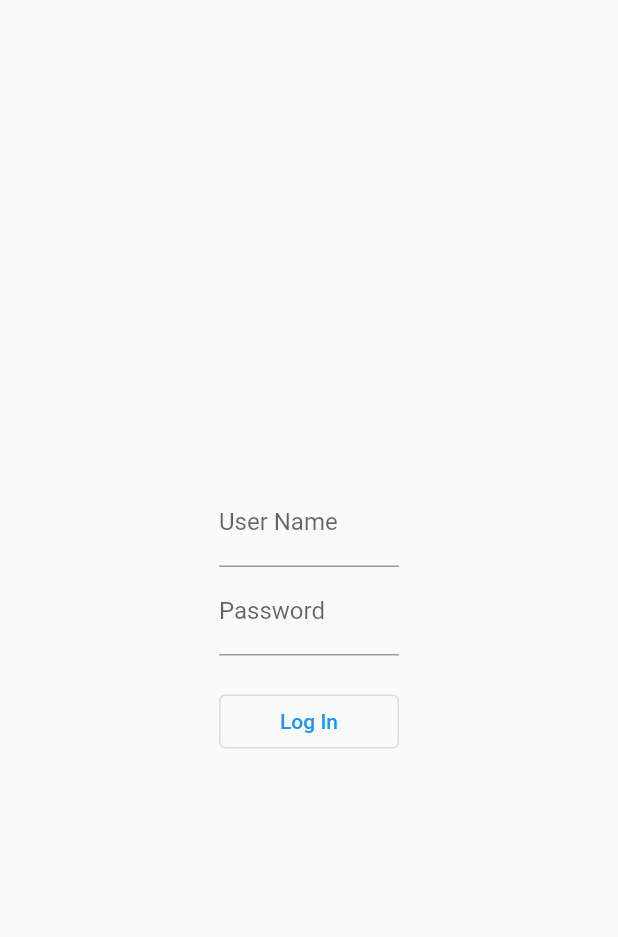
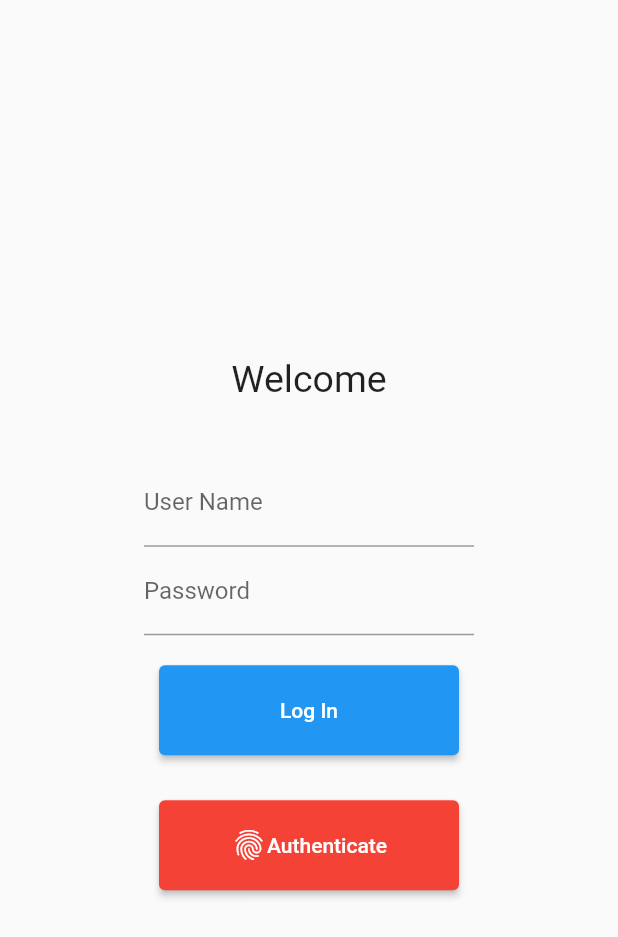
Before and after one commit to CesarRodriguezPro/Flutter_Django_Mobile_Template, a Flutter app: the Login screen opened directly, on a phone screen of 412 x 824 dp. Shown: the top 937 px of the screen. Run offline on Flutter 3.47's test engine with Material 2 defaults, Android fonts, the phone set to English and light mode, and no system bars; our stand-ins replace dio, hive, hive_flutter, local_auth; accounts and stored records are empty.

Commit message:
mobile app loging finish

```diff
--- a/frontend/lib/connections/BasicUrl.dart
+++ /dev/null
@@ -1,3 +0,0 @@
-
-// const String rootApi = 'External Host HTTP Address';
-const String rootApi = 'http://127.0.0.1:8000/'; // local host
--- /dev/null
+++ b/frontend/lib/url_base.dart
@@ -0,0 +1 @@
+String basicUrl = 'http://127.0.0.1:8000';
--- a/frontend/lib/views/private_area/user_area.dart
+++ b/frontend/lib/views/private_area/user_area.dart
@@ -12,8 +12,8 @@ class UserArea extends StatelessWidget {
           children: [
             Row(
               mainAxisAlignment: MainAxisAlignment.center,
-              children: [
-                const Text('User Area'),
+              children: const [
+                Text('User Area'),
               ],
             )
           ],
--- a/frontend/lib/views/security/login.dart
+++ b/frontend/lib/views/security/login.dart
@@ -1,25 +1,60 @@
-import 'dart:developer';
 import 'package:flutter/material.dart';
+import 'package:dio/dio.dart';
+import '../../database/db.dart';
+import 'authenticate_local.dart';
 import 'login_data.dart';
 
-class Login extends StatelessWidget {
-   Login({ Key? key }) : super(key: key);
+class Login extends StatefulWidget {
+  const Login({Key? key}) : super(key: key);
+
+  @override
+  State<Login> createState() => _LoginState();
+}
+
+class _LoginState extends State<Login> {
   final _login = TextEditingController();
   final _password = TextEditingController();
+  final double _formSize = 220.0;
+
+  getAndSetUsername()async{
+    String? username = await getUsername();
+    if (username != null){
+      _login.text = username;
+    }
+  }
+
+  @override
+  void initState() {
+    getAndSetUsername();
+    super.initState();
+  }
 
 
   @override
   Widget build(BuildContext context) {
     return Scaffold(
       body: SafeArea(
-        child: Row(
+        child: Center(
+          child: SingleChildScrollView(
+            child: Column(
               mainAxisAlignment: MainAxisAlignment.center,
               children: [
-            Column(
-              mainAxisAlignment: MainAxisAlignment.center,
-              children: [
+                // const Image(
+                //   image: AssetImage('images/logo.png'),
+                //   width: 280,
+                // ),
+                const Padding(
+                  padding: EdgeInsets.all(8.0),
+                  child: Text(
+                    'Welcome',
+                    style: TextStyle(
+                      fontSize: 25,
+                    ),
+                  ),
+                ),
+                const SizedBox(height: 30,),
                 SizedBox(
-                    width: 120,
+                  width: _formSize,
                   child: TextFormField(
                     controller: _login,
                     decoration: const InputDecoration(
@@ -28,7 +63,7 @@ class Login extends StatelessWidget {
                   ),
                 ),
                 SizedBox(
-                    width: 120,
+                  width: _formSize,
                   child: TextFormField(
                     controller: _password,
                     obscureText: true,
@@ -37,21 +72,111 @@ class Login extends StatelessWidget {
                     ),
                   ),
                 ),
-                  const SizedBox(height: 20,),
+                const SizedBox(
+                  height: 20,
+                ),
                 SizedBox(
-                    width: 120,
-                    child: OutlinedButton(
+                  height: 60,
+                  width: 200,
+                  child: ElevatedButton(
                     child: const Text('Log In'),
-                      onPressed: (() => {
-                        loginToApi(_login, _password, context)
+                    onPressed: (() async {
+                      try
+                      {
+                        Response response = await loginToApi(_login.text, _password.text, context);
+
+                        if(response.statusCode == 200)
+                        {
+                          Navigator.pushNamed(context, "/user_area");
+                        }
+
+                        else if (response.statusCode == 400)
+                        {
+                          ScaffoldMessenger.of(context).showSnackBar(const SnackBar(
+                              content: Text('Wrong Password Please Try Again')
+                          ));
+                        }
+
+                        else
+                        {
+                          ScaffoldMessenger.of(context).showSnackBar(SnackBar(
+                              content: Text(response.statusMessage.toString())
+                          ));
+                        }
+                      }
+                      catch(error)
+                      {
+                        ScaffoldMessenger.of(context).showSnackBar(SnackBar(
+                            content: Text(error.toString())
+                        ));
+                      }
+                      // this will identify if the user can log in.
+
                     }),
                   ),
-                  )
+                ),
+                const SizedBox(
+                  height: 30,
+                ),
+                SizedBox(
+                  height: 60,
+                  width: 200,
+                  child: ElevatedButton(
+                    style: ButtonStyle(
+                      backgroundColor: MaterialStateProperty.all(Colors.red),
+                    ),
+                    onPressed: ()async{
+                      authenticateApi(context);
+                    },
+                    child: Row(
+                      mainAxisAlignment: MainAxisAlignment.center,
+                      children: const [
+                        Icon(Icons.fingerprint),
+                        Text("Authenticate"),
                       ],
-            )
+                    ),
+                  ),
+                ),
               ],
+            ),
+          ),
         ),
       ),
     );
   }
 }
+
+authenticateApi(context)async{
+  final isAuthenticated = await AuthenticationService.authenticate();
+  final hasApiKeyInStorage = await hasApiKey();
+  final hasBiometric = await AuthenticationService.hasBiometrics();
+
+  if(hasApiKeyInStorage)
+  {
+    if(hasBiometric)
+    {
+      if(isAuthenticated)
+      {
+        Navigator.pushNamed(context, "/user_area");
+      }
+      else
+      {
+        ScaffoldMessenger.of(context).showSnackBar(const SnackBar(
+            content: Text('Security Features needs to be active to use this function')
+        ));
+      }
+    }
+    else
+    {
+      ScaffoldMessenger.of(context).showSnackBar(const SnackBar(
+          content: Text('Biometrics Are Not Available')
+      ));
+    }
+  }
+  else
+  {
+    ScaffoldMessenger.of(context).showSnackBar(const SnackBar(
+        content: Text('Please Login Manually')
+    ));
+  }
+}
```
Also changed, not shown: frontend/lib/connections/RequestTypes.dart (+44 -23 lines), frontend/lib/database/db.dart (+27 -1 lines), frontend/lib/main.dart (+2 -5 lines), frontend/lib/views/public_area/index.dart (deleted, +0 -28 lines), frontend/lib/views/security/authenticate_local.dart (added, +36 -0 lines), frontend/lib/views/security/login_data.dart (+11 -44 lines), frontend/pubspec.yaml (+4 -18 lines), frontend/lib/views/public_area/index_data.dart (deleted), frontend/pubspec.lock, 7 other files. Lines whose indentation alone changed are shown as unchanged.
